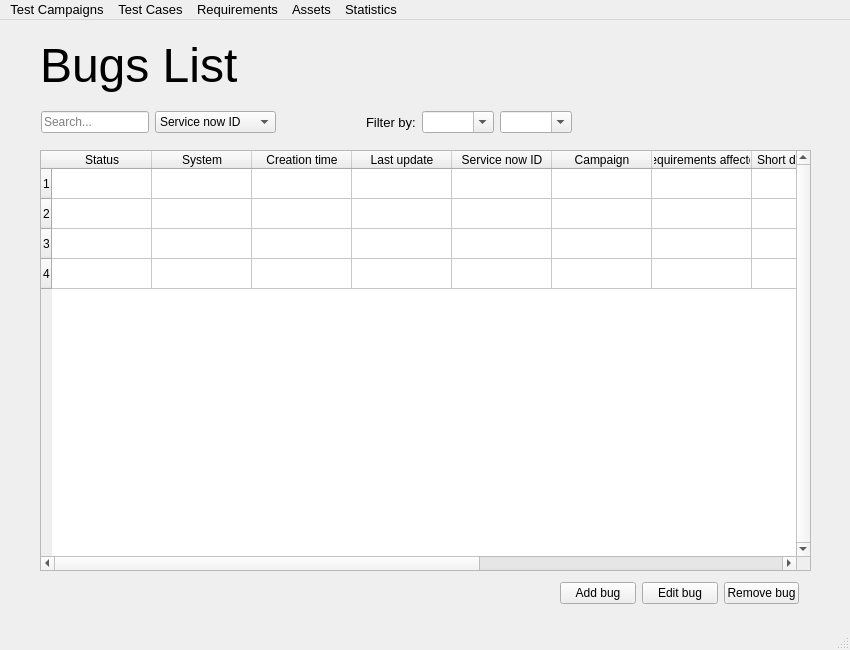
The window that ui/home_page.ui (vazmasero/UAT-Tool) describes before a commit, drawn with Qt 5.
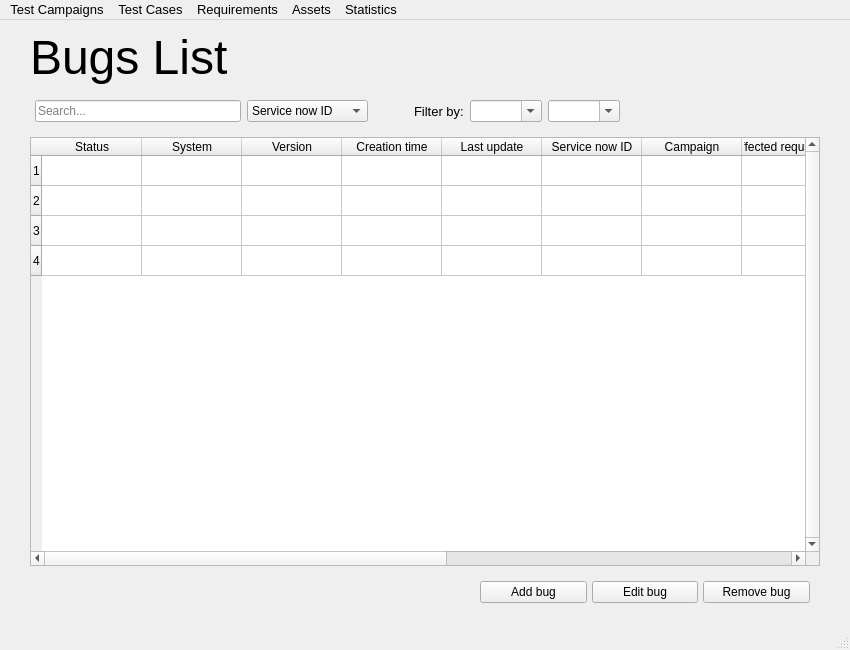
The same window after the commit.

The edit to the form file:
```diff
--- a/ui/home_page.ui
+++ b/ui/home_page.ui
@@ -13,15 +13,130 @@
   <property name="windowTitle">
    <string>MainWindow</string>
   </property>
-  <widget class="QWidget" name="centralwidget_bugs">
-   <widget class="QTableWidget" name="visor_bugs">
-    <property name="geometry">
-     <rect>
-      <x>40</x>
-      <y>130</y>
-      <width>771</width>
-      <height>421</height>
-     </rect>
+  <widget class="QWidget" name="central_widget">
+   <layout class="QVBoxLayout" name="main_vlayout">
+    <property name="spacing">
+     <number>15</number>
+    </property>
+    <property name="leftMargin">
+     <number>30</number>
+    </property>
+    <property name="topMargin">
+     <number>10</number>
+    </property>
+    <property name="rightMargin">
+     <number>30</number>
+    </property>
+    <property name="bottomMargin">
+     <number>25</number>
+    </property>
+    <item>
+     <widget class="QLabel" name="bugs_title_lbl">
+      <property name="font">
+       <font>
+        <pointsize>36</pointsize>
+       </font>
+      </property>
+      <property name="text">
+       <string>Bugs List</string>
+      </property>
+     </widget>
+    </item>
+    <item>
+     <layout class="QHBoxLayout" name="filter_hlayout" stretch="0,0,0,0,0,0">
+      <property name="spacing">
+       <number>6</number>
+      </property>
+      <property name="leftMargin">
+       <number>5</number>
+      </property>
+      <property name="rightMargin">
+       <number>200</number>
+      </property>
+      <item>
+       <widget class="QLineEdit" name="search_bug_le">
+        <property name="placeholderText">
+         <string>Search...</string>
+        </property>
+        <property name="clearButtonEnabled">
+         <bool>true</bool>
+        </property>
+       </widget>
+      </item>
+      <item>
+       <widget class="QComboBox" name="search_type_cb">
+        <item>
+         <property name="text">
+          <string>Service now ID</string>
+         </property>
+        </item>
+        <item>
+         <property name="text">
+          <string>Short description</string>
+         </property>
+        </item>
+       </widget>
+      </item>
+      <item>
+       <spacer name="spacerSearch_bar">
+        <property name="orientation">
+         <enum>Qt::Orientation::Horizontal</enum>
+        </property>
+        <property name="sizeType">
+         <enum>QSizePolicy::Policy::Minimum</enum>
+        </property>
+        <property name="sizeHint" stdset="0">
+         <size>
+          <width>40</width>
+          <height>20</height>
+         </size>
+        </property>
+       </spacer>
+      </item>
+      <item>
+       <widget class="QLabel" name="filter_lbl">
+        <property name="font">
+         <font>
+          <pointsize>10</pointsize>
+         </font>
+        </property>
+        <property name="text">
+         <string>Filter by:</string>
+        </property>
+       </widget>
+      </item>
+      <item>
+       <widget class="QComboBox" name="status_filter_cb">
+        <property name="editable">
+         <bool>true</bool>
+        </property>
+        <property name="placeholderText">
+         <string>Status</string>
+        </property>
+       </widget>
+      </item>
+      <item>
+       <widget class="QComboBox" name="system_filter_cb">
+        <property name="editable">
+         <bool>true</bool>
+        </property>
+        <property name="placeholderText">
+         <string>System</string>
+        </property>
+       </widget>
+      </item>
+     </layout>
+    </item>
+    <item>
+     <widget class="QTableWidget" name="bugs_tabl">
+      <property name="enabled">
+       <bool>true</bool>
+      </property>
+      <property name="sizePolicy">
+       <sizepolicy hsizetype="Expanding" vsizetype="Expanding">
+        <horstretch>0</horstretch>
+        <verstretch>0</verstretch>
+       </sizepolicy>
     </property>
     <property name="verticalScrollBarPolicy">
      <enum>Qt::ScrollBarPolicy::ScrollBarAlwaysOn</enum>
@@ -54,7 +169,7 @@
      <number>4</number>
     </property>
     <property name="columnCount">
-     <number>12</number>
+       <number>13</number>
     </property>
     <attribute name="horizontalHeaderVisible">
      <bool>true</bool>
@@ -85,6 +200,11 @@
       <string>System</string>
      </property>
     </column>
+      <column>
+       <property name="text">
+        <string>Version</string>
+       </property>
+      </column>
     <column>
      <property name="text">
       <string>Creation time</string>
@@ -107,7 +227,7 @@
     </column>
     <column>
      <property name="text">
-      <string>Requirements affected</string>
+        <string>Affected requirements</string>
      </property>
     </column>
     <column>
@@ -117,12 +237,12 @@
     </column>
     <column>
      <property name="text">
-      <string>Long description</string>
+        <string>Definition</string>
      </property>
     </column>
     <column>
      <property name="text">
-      <string>Severity</string>
+        <string>Urgency</string>
      </property>
     </column>
     <column>
@@ -136,140 +256,44 @@
      </property>
     </column>
    </widget>
-   <widget class="QLabel" name="home_page_title">
-    <property name="geometry">
-     <rect>
-      <x>40</x>
-      <y>10</y>
-      <width>251</width>
-      <height>71</height>
-     </rect>
-    </property>
-    <property name="font">
-     <font>
-      <pointsize>36</pointsize>
-     </font>
-    </property>
-    <property name="text">
-     <string>Bugs List</string>
-    </property>
-   </widget>
-   <widget class="QWidget" name="layoutWidget">
-    <property name="geometry">
-     <rect>
-      <x>560</x>
-      <y>560</y>
-      <width>239</width>
-      <height>26</height>
-     </rect>
-    </property>
-    <layout class="QHBoxLayout" name="homeButton_Layout">
+    </item>
+    <item>
+     <layout class="QHBoxLayout" name="bug_actions_hlayout" stretch="0,0,0">
+      <property name="spacing">
+       <number>5</number>
+      </property>
+      <property name="leftMargin">
+       <number>450</number>
+      </property>
+      <property name="rightMargin">
+       <number>10</number>
+      </property>
      <item>
-      <widget class="QPushButton" name="add_bug_button">
+       <widget class="QPushButton" name="add_bug_btn">
        <property name="text">
         <string>Add bug</string>
        </property>
       </widget>
      </item>
      <item>
-      <widget class="QPushButton" name="edit_bug_button">
+       <widget class="QPushButton" name="edit_bug_btn">
        <property name="text">
         <string>Edit bug</string>
        </property>
       </widget>
      </item>
      <item>
-      <widget class="QPushButton" name="remove_bug_button">
+       <widget class="QPushButton" name="remove_bug_btn">
        <property name="text">
         <string>Remove bug</string>
        </property>
       </widget>
      </item>
     </layout>
-   </widget>
-   <widget class="QWidget" name="layoutWidget">
-    <property name="geometry">
-     <rect>
-      <x>41</x>
-      <y>90</y>
-      <width>531</width>
-      <height>24</height>
-     </rect>
-    </property>
-    <layout class="QHBoxLayout" name="searchfilter_layout">
-     <item>
-      <widget class="QLineEdit" name="searchBug_bar">
-       <property name="placeholderText">
-        <string>Search...</string>
-       </property>
-       <property name="clearButtonEnabled">
-        <bool>true</bool>
-       </property>
-      </widget>
-     </item>
-     <item>
-      <widget class="QComboBox" name="searchType">
-       <item>
-        <property name="text">
-         <string>Service now ID</string>
-        </property>
-       </item>
-       <item>
-        <property name="text">
-         <string>Short description</string>
-        </property>
-       </item>
-      </widget>
-     </item>
-     <item>
-      <spacer name="spacerSearch_bar">
-       <property name="orientation">
-        <enum>Qt::Orientation::Horizontal</enum>
-       </property>
-       <property name="sizeHint" stdset="0">
-        <size>
-         <width>40</width>
-         <height>20</height>
-        </size>
-       </property>
-      </spacer>
-     </item>
-     <item>
-      <widget class="QLabel" name="filterby_label">
-       <property name="font">
-        <font>
-         <pointsize>10</pointsize>
-        </font>
-       </property>
-       <property name="text">
-        <string>Filter by:</string>
-       </property>
-      </widget>
-     </item>
-     <item>
-      <widget class="QComboBox" name="filterStatus">
-       <property name="editable">
-        <bool>true</bool>
-       </property>
-       <property name="placeholderText">
-        <string>Status</string>
-       </property>
-      </widget>
-     </item>
-     <item>
-      <widget class="QComboBox" name="filterSystem">
-       <property name="editable">
-        <bool>true</bool>
-       </property>
-       <property name="placeholderText">
-        <string>System</string>
-       </property>
-      </widget>
      </item>
     </layout>
    </widget>
-  </widget>
-  <widget class="QMenuBar" name="menubar_home">
+  <widget class="QMenuBar" name="menu_bar">
    <property name="geometry">
     <rect>
      <x>0</x>
```
Left out of the diff: 57 changed lines with no effect on the pictures. Lines whose indentation alone changed are shown as unchanged.
